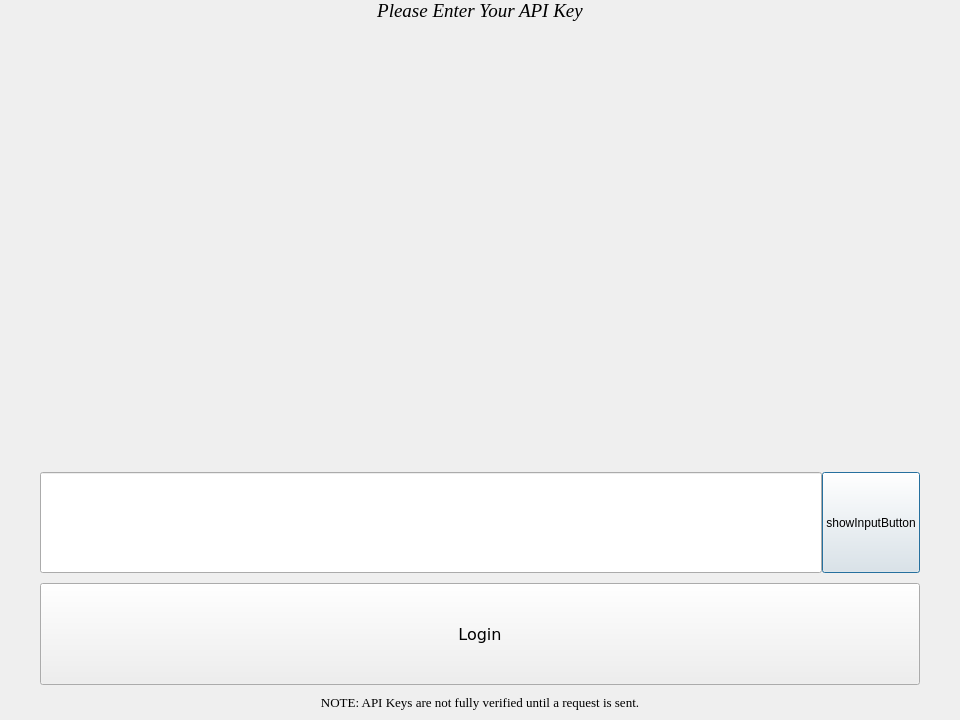
Old version of the form MarketGame/getuserapikey.ui in the repository plagentile/Market_Game.
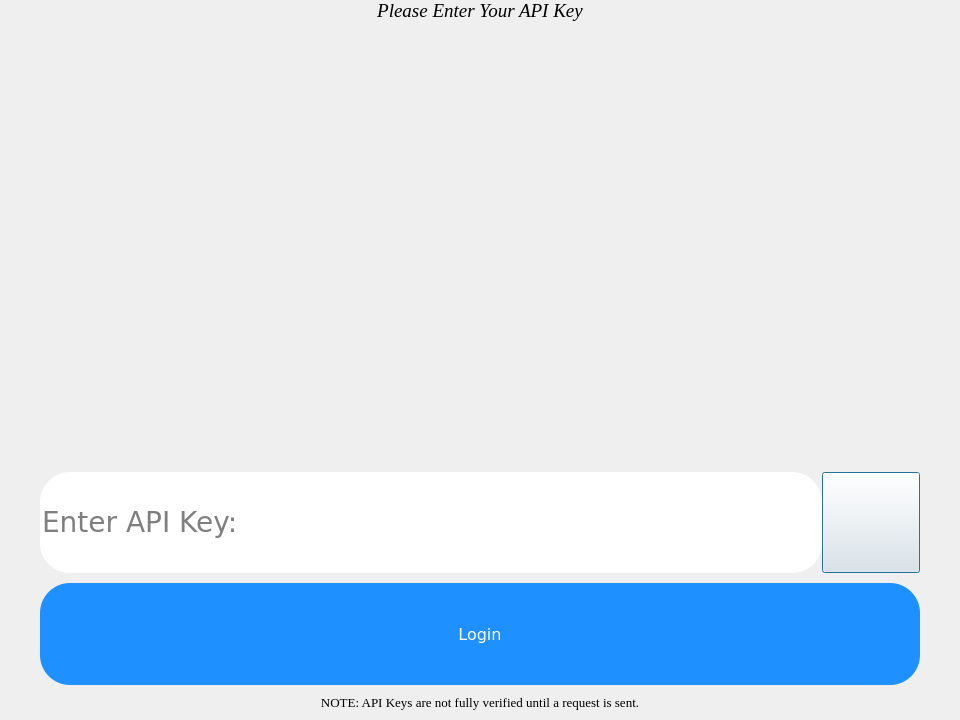
New version of the form. Icons and pictures are not drawn.

Commit message: more changes to the ui (internals), better stylesheet management

The edit to the form file:
```diff
--- a/MarketGame/getuserapikey.ui
+++ b/MarketGame/getuserapikey.ui
@@ -16,8 +16,7 @@
   <property name="styleSheet">
    <string notr="true">#GetUserAPIKey
 {
- background-image:url(\&quot;:/files/img/getAPIKeyBackground.png\&quot;);
- background-position: center;
+ border-image: url(:/files/img/getAPIKeyBackground.png) 0 0 0 0 stretch stretch;
 }
 
 #directionLabel, #noticeLabel
@@ -195,6 +194,12 @@
          <property name="frame">
           <bool>true</bool>
          </property>
+         <property name="echoMode">
+          <enum>QLineEdit::Password</enum>
+         </property>
+         <property name="placeholderText">
+          <string>Enter API Key: </string>
+         </property>
         </widget>
        </item>
        <item>
```
Left out of the diff: 21 changed lines with no effect on the pictures. The commit also changes 5 other files.
